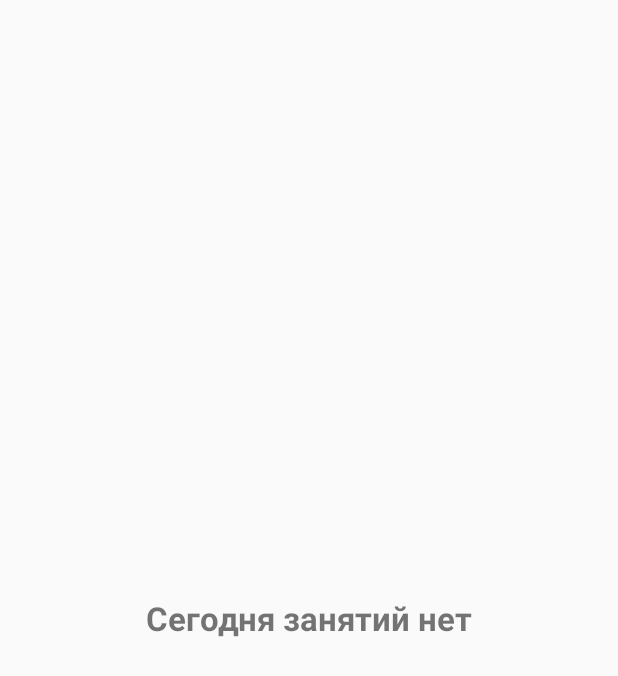
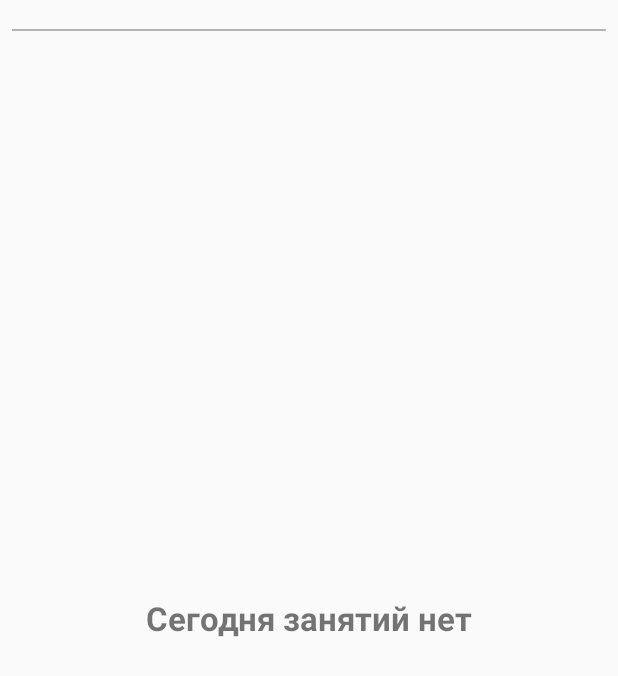
Before and after one commit to sergiussheman/bsuirAndroidSchedule, an Android app: the layout show_schedule_fragment_layout.xml on its own in the app's theme, with its tools: preview values and no code run, on a phone screen of 412 x 824 dp. Shown: the top 676 px of the screen. Run offline under Robolectric (Android 15) with nearby library versions, the phone set to English and light mode, and no system bars.

Commit message:
Added information about current week number

```diff
--- a/app/src/main/java/com/example/myapplication/MainActivity.java
+++ b/app/src/main/java/com/example/myapplication/MainActivity.java
@@ -349,6 +349,7 @@ public class MainActivity extends ActionBarActivity
                     scheduleViewPagerFragment.setSelectedSubGroup(selectedSubGroup);
                 }
                 showNavigationList = SHOW_ALL;
+                invalidateOptionsMenu();
                 break;
             case ExamSchedule:
                 String defaultScheduleFromPreference = FileUtil.getDefaultSchedule(this);
@@ -364,11 +365,12 @@ public class MainActivity extends ActionBarActivity
                     examScheduleFragment.updateSchedule(selectedDayPosition);
                     showNavigationList = SHOW_WITHOUT_FILTERS;
                 }
+                invalidateOptionsMenu();
                 break;
             default:
                 break;
         }
-        invalidateOptionsMenu();
+
     }
 
     @Override
--- a/app/src/main/java/com/example/myapplication/ScheduleFragmentForGroup.java
+++ b/app/src/main/java/com/example/myapplication/ScheduleFragmentForGroup.java
@@ -16,9 +16,11 @@ import com.example.myapplication.Model.Schedule;
 import com.example.myapplication.Model.SchoolDay;
 import com.example.myapplication.Model.SubGroupEnum;
 import com.example.myapplication.Model.WeekNumberEnum;
+import com.example.myapplication.Utils.DateUtil;
 import com.example.myapplication.Utils.FileUtil;
 
 import java.util.ArrayList;
+import java.util.Calendar;
 import java.util.List;
 
 /**
@@ -71,6 +73,10 @@ public class ScheduleFragmentForGroup extends Fragment {
 
     public void updateListView(){
         if(currentView != null && getActivity() != null) {
+            Integer currentWeekNumber = DateUtil.getWeek(Calendar.getInstance().getTime());
+            TextView currentWeekTextView = (TextView) currentView.findViewById(R.id.currentWeekNumber);
+            currentWeekTextView.setText("Сейчас " + currentWeekNumber + "-я уч. неделя");
+
             ListView mainListView = (ListView) currentView.findViewById(R.id.showScheduleListView);
             if (FileUtil.isDefaultStudentGroup(getActivity())) {
                 mainListView.setAdapter(new ArrayAdapterGroupSchedule(getActivity(), R.layout.schedule_fragment_item_layout, schedulesForShow));
--- a/app/src/main/res/layout/show_schedule_fragment_layout.xml
+++ b/app/src/main/res/layout/show_schedule_fragment_layout.xml
@@ -2,11 +2,28 @@
 <RelativeLayout xmlns:android="http://schemas.android.com/apk/res/android"
     android:orientation="vertical" android:layout_width="match_parent"
     android:layout_height="match_parent">
+    <TextView
+        android:id="@+id/currentWeekNumber"
+        android:layout_width="match_parent"
+        android:layout_height="wrap_content"
+        android:textStyle="italic"
+        android:textColor="@color/red"
+        android:gravity="center_horizontal"/>
+
+    <View
+        android:id="@+id/lineBelowWeekNumber"
+        android:layout_width="match_parent"
+        android:layout_height="1dp"
+        android:background="#b3b3b3"
+        android:layout_marginLeft="8dp"
+        android:layout_marginRight="8dp"
+        android:layout_below="@id/currentWeekNumber"/>
 
     <ListView
         android:id="@+id/showScheduleListView"
         android:layout_width="match_parent"
-        android:layout_height="match_parent"/>
+        android:layout_height="match_parent"
+        android:layout_below="@id/lineBelowWeekNumber"/>
     <TextView
         android:id="@+id/emptyResults"
         android:layout_width="match_parent"
```
Also changed, not shown: app/src/main/java/com/example/myapplication/Utils/DateUtil.java (+44 -1 lines), app/src/main/java/com/example/myapplication/ScheduleViewPagerFragment.java (indentation only).
